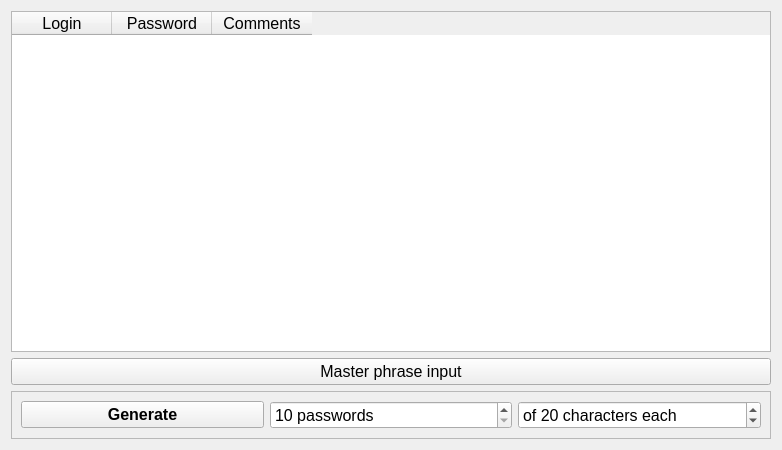
First picture: the form in widget.ui, repository nawww83/AllPass, before the edit.
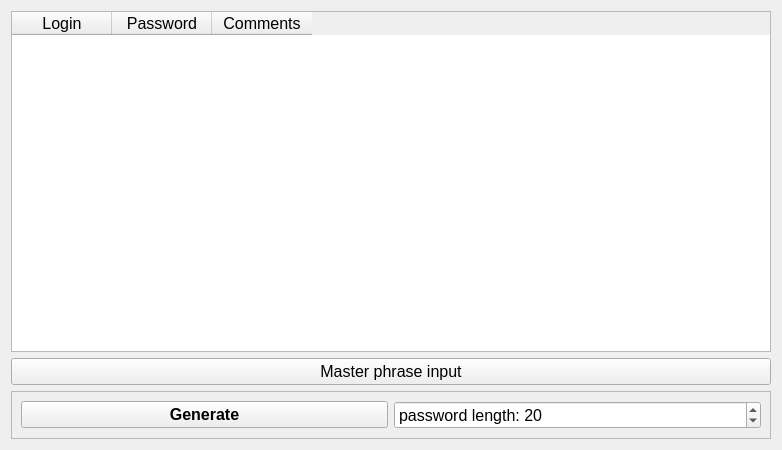
Second picture: the form after the edit.

Commit message: Add remove option; make pswd generation by 1-row append

```diff
--- a/widget.ui
+++ b/widget.ui
@@ -77,30 +77,6 @@
           </property>
          </widget>
         </item>
-        <item>
-         <widget class="QSpinBox" name="spbx_N_values">
-          <property name="font">
-           <font>
-            <pointsize>12</pointsize>
-           </font>
-          </property>
-          <property name="suffix">
-           <string> passwords</string>
-          </property>
-          <property name="minimum">
-           <number>10</number>
-          </property>
-          <property name="maximum">
-           <number>50</number>
-          </property>
-          <property name="singleStep">
-           <number>5</number>
-          </property>
-          <property name="value">
-           <number>10</number>
-          </property>
-         </widget>
-        </item>
         <item>
          <widget class="QSpinBox" name="spbx_pass_len">
           <property name="font">
@@ -109,10 +85,10 @@
            </font>
           </property>
           <property name="suffix">
-           <string> characters each</string>
+           <string/>
           </property>
           <property name="prefix">
-           <string>of </string>
+           <string>password length: </string>
           </property>
           <property name="minimum">
            <number>15</number>
```
The commit also changes 2 other files.
